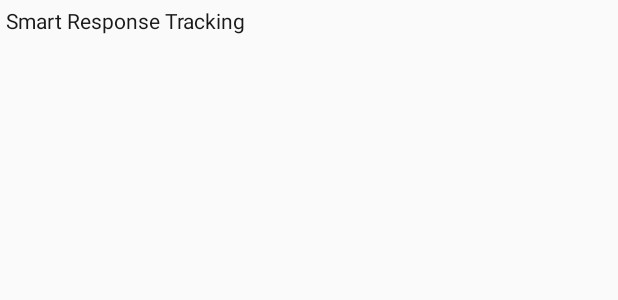
After one commit to AsadAbbas12/AsadExerciseByGBath, an Android app built with Jetpack Compose: the layout custom_notification_expand.xml on its own in the app's theme, with its tools: preview values and no code run, on a phone screen of 412 x 824 dp. The commit adds this screen. Shown: the top 300 px of the screen. Run offline under Robolectric (Android 15) with nearby library versions, the phone set to English and light mode, and no system bars.

Commit message:
so for so good activity

```diff
--- /dev/null
+++ b/app/src/main/res/layout/custom_notification_expand.xml
@@ -0,0 +1,24 @@
+<?xml version="1.0" encoding="utf-8"?>
+<RelativeLayout xmlns:android="http://schemas.android.com/apk/res/android"
+    android:layout_width="match_parent"
+    android:gravity="top"
+    android:layout_height="55dp">
+
+    <ImageView
+        android:id="@+id/imageViewProgress"
+        android:layout_width="match_parent"
+        android:layout_height="wrap_content"
+        android:layout_gravity="top"
+        android:adjustViewBounds="true"
+        android:scaleType="centerCrop" />
+
+
+    <TextView
+        android:id="@+id/textSmartResponse"
+        android:layout_width="wrap_content"
+        android:layout_height="wrap_content"
+        android:layout_alignParentTop="true"
+        android:text="Smart Response Tracking"
+        android:textColor="#1A1818"
+        android:padding="4dp" />
+</RelativeLayout>
--- a/app/src/main/res/values/colors.xml
+++ b/app/src/main/res/values/colors.xml
@@ -3,7 +3,7 @@
     <color name="purple_200">#FFBB86FC</color>
     <color name="purple_500">#FF6200EE</color>
     <color name="purple_700">#FF3700B3</color>
-    <color name="teal_200">#FF03DAC5</color>
+    <color name="teal_200">#007560</color>
     <color name="teal_700">#FF018786</color>
     <color name="black">#FF000000</color>
     <color name="white">#FFFFFFFF</color>
```
Also changed, not shown: app/src/main/java/com/task/asadexercise/base/CarProgressNotificationHelper.kt (+54 -32 lines), app/src/main/res/layout/custom_notification.xml (added, +24 -0 lines).
